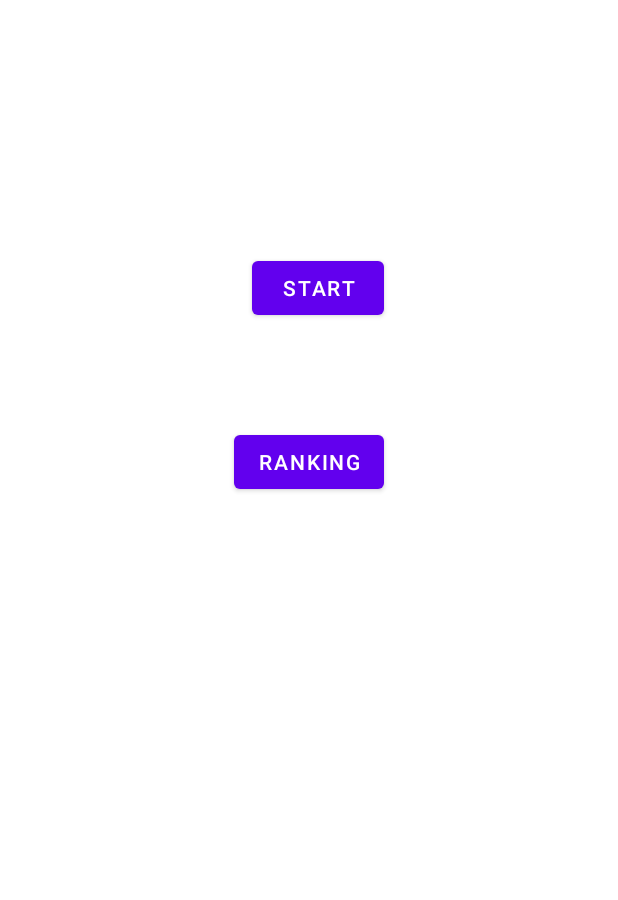
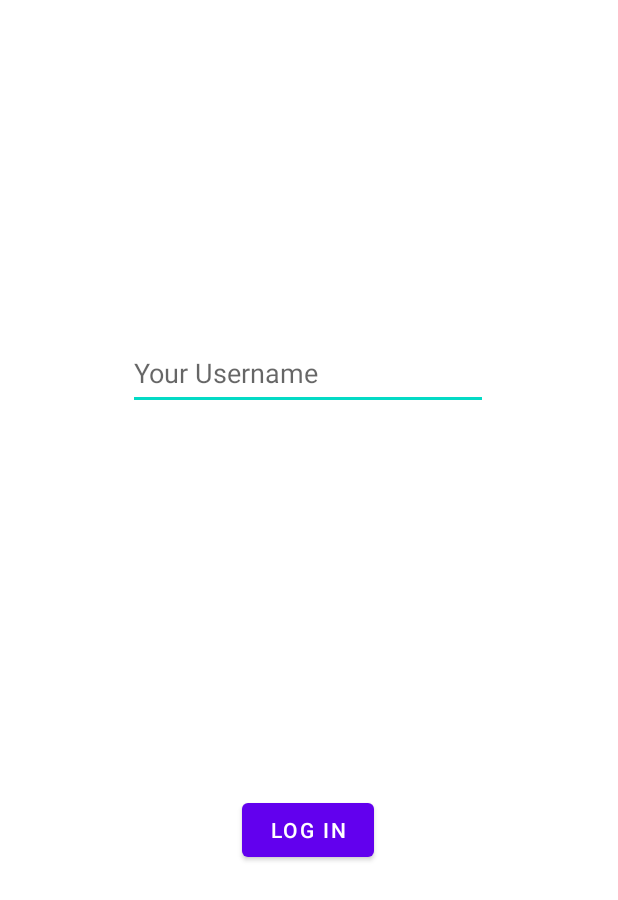
Before and after one commit to AaronFortG/HigherAndLower, an Android app: the screen it shows after launch (MainActivity before the commit, LoginActivity after it), on a phone screen of 412 x 824 dp. Shown: the top 900 px of the screen. Run offline under Robolectric (Android 15) with nearby library versions, the phone set to English and light mode, and no system bars; libraries missing offline, so code that uses them is left out: io.github.muddz.styleabletoast.

Commit message:
Menú de login en progrés.

```diff
--- a/app/src/main/AndroidManifest.xml
+++ b/app/src/main/AndroidManifest.xml
@@ -12,7 +12,7 @@
         android:theme="@style/Theme.HowPopular" tools:targetApi="31">
 
         <activity
-            android:name=".application.MainActivity"
+            android:name=".application.LoginActivity"
             android:exported="true">
             <intent-filter>
                 <action android:name="android.intent.action.MAIN" />
@@ -33,6 +33,10 @@
             android:name=".application.GameOverActivity"
             android:exported="true" />
 
+        <activity
+            android:name=".application.MainActivity"
+            android:exported="true" />
+
     </application>
 
 </manifest>
--- /dev/null
+++ b/app/src/main/java/com/example/howpopular/application/LoginActivity.java
@@ -0,0 +1,56 @@
+package com.example.howpopular.application;
+
+import android.content.Intent;
+import android.os.Bundle;
+import android.view.View;
+import android.widget.Button;
+import android.widget.EditText;
+import android.widget.Toast;
+
+import androidx.appcompat.app.AppCompatActivity;
+
+import com.example.howpopular.R;
+import com.example.howpopular.entities.User;
+
+import io.github.muddz.styleabletoast.StyleableToast;
+
+public class LoginActivity extends AppCompatActivity {
+
+    private User loginUser;
+    private Button bLogin;
+    private EditText etUsername;
+
+    @Override
+    protected void onCreate(Bundle savedInstanceState) {
+        super.onCreate(savedInstanceState);
+        setContentView(R.layout.activity_login);
+
+        // UI Design
+        setupConnections();
+        setupListeners();
+    }
+
+    private void setupConnections() {
+        bLogin = findViewById(R.id.bLogin);
+        etUsername = findViewById(R.id.etLogin);
+    }
+
+    private void setupListeners() {
+        bLogin.setOnClickListener(v -> {
+            // Check if name is valid
+            if (!etUsername.getText().toString().equals("")) {
+                LoginActivity.this.gotoMainMenu();
+            }
+            else {
+                StyleableToast.makeText(LoginActivity.this, getString(R.string.wrongLogin), Toast.LENGTH_SHORT, R.style.wrongToastStyle).show();
+            }
+        });
+    }
+
+    // Change activity to RankingActivity
+    private void gotoMainMenu() {
+        Intent intent = new Intent(this, MainActivity.class);
+        startActivity(intent);
+    }
+
+}
--- a/app/src/main/java/com/example/howpopular/application/MainActivity.java
+++ b/app/src/main/java/com/example/howpopular/application/MainActivity.java
@@ -6,9 +6,7 @@ import android.content.Intent;
 import android.os.Bundle;
 import android.widget.Button;
 
-import com.example.howpopular.entities.Quiz;
 import com.example.howpopular.R;
-import com.example.howpopular.entities.FileParser;
 
 public class MainActivity extends AppCompatActivity {
 
--- /dev/null
+++ b/app/src/main/res/layout/activity_login.xml
@@ -0,0 +1,31 @@
+<?xml version="1.0" encoding="utf-8"?>
+<androidx.constraintlayout.widget.ConstraintLayout xmlns:android="http://schemas.android.com/apk/res/android"
+    xmlns:app="http://schemas.android.com/apk/res-auto"
+    xmlns:tools="http://schemas.android.com/tools"
+    android:layout_width="match_parent"
+    android:layout_height="match_parent">
+
+    <EditText
+        android:id="@+id/etLogin"
+        android:layout_width="240dp"
+        android:layout_height="49dp"
+        android:layout_marginTop="224dp"
+        android:ems="10"
+        android:hint="@string/loginHint"
+        android:inputType="textPersonName"
+        app:layout_constraintEnd_toEndOf="parent"
+        app:layout_constraintHorizontal_bias="0.497"
+        app:layout_constraintStart_toStartOf="parent"
+        app:layout_constraintTop_toTopOf="parent" />
+
+    <Button
+        android:id="@+id/bLogin"
+        android:layout_width="wrap_content"
+        android:layout_height="wrap_content"
+        android:layout_marginTop="256dp"
+        android:text="@string/loginButton"
+        app:layout_constraintEnd_toEndOf="parent"
+        app:layout_constraintHorizontal_bias="0.498"
+        app:layout_constraintStart_toStartOf="parent"
+        app:layout_constraintTop_toBottomOf="@+id/etLogin" />
+</androidx.constraintlayout.widget.ConstraintLayout>
--- a/app/src/main/res/values/strings.xml
+++ b/app/src/main/res/values/strings.xml
@@ -1,5 +1,9 @@
 <resources>
     <string name="app_name">HowPopular</string>
+
+    <string name="loginHint">Your Username</string>
+    <string name="loginButton">Log in</string>
+    <string name="wrongLogin">That username is not valid!</string>
 
     <string name="views">views</string>
     <string name="moreViews">has more views than</string>
```
Also changed, not shown: app/src/main/java/com/example/howpopular/entities/User.java (+17 -0 lines), app/src/main/res/layout/activity_main.xml (+12 -0 lines).
